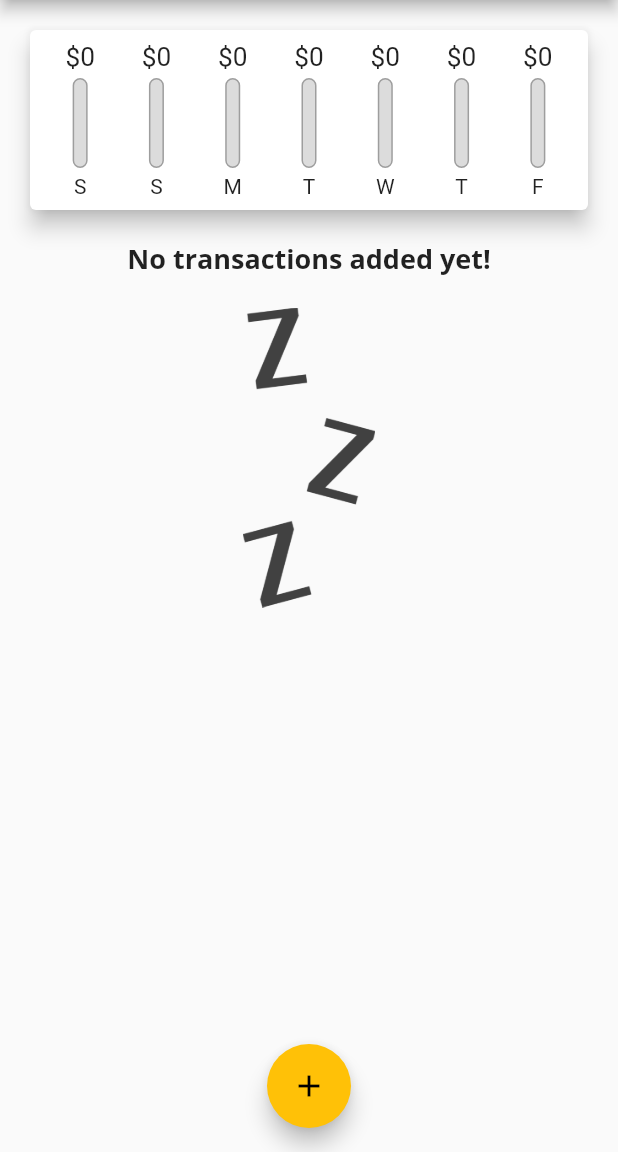
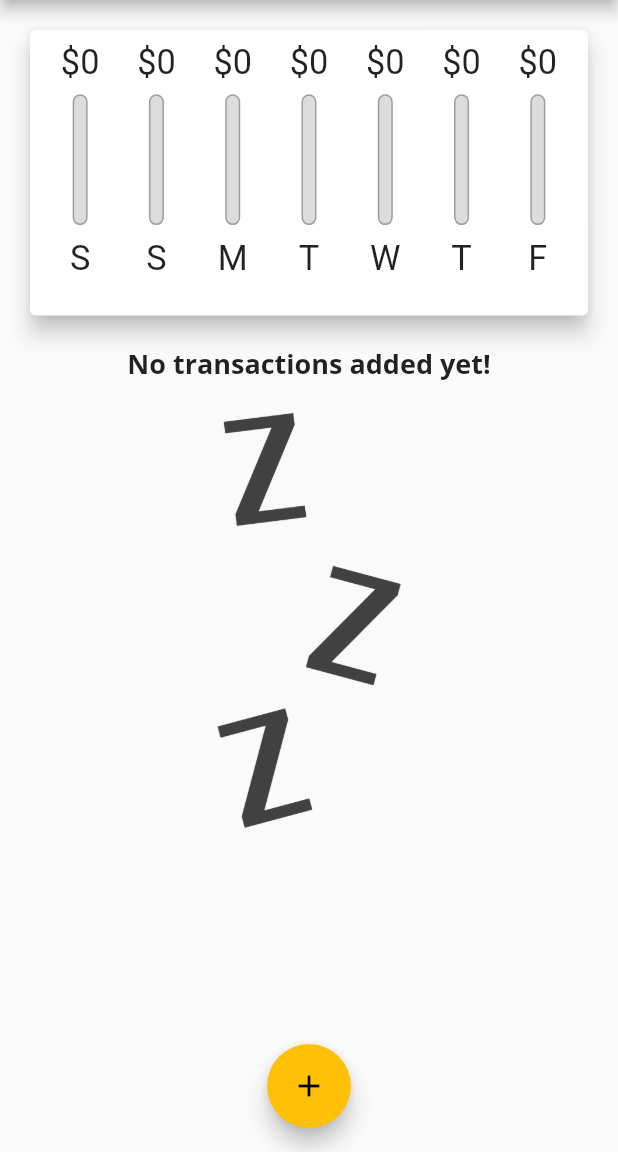
Before and after one commit to Tushar05Chavan/Expense-planner, a Flutter app: the screen it shows after launch, on a phone screen of 412 x 824 dp, the part 84-1236 px from its top. Run offline on Flutter 3.47's test engine with Material 2 defaults, Android fonts, the phone set to English and light mode, and no system bars.

Commit message:
Orientation & mediaQuery

```diff
--- a/lib/main.dart
+++ b/lib/main.dart
@@ -4,9 +4,12 @@ import 'package:expense_planner/widgets/new-transaction.dart';
 import 'package:expense_planner/widgets/transaction_list.dart';
 import 'package:expense_planner/widgets/user_transactions.dart';
 import 'package:flutter/material.dart';
+import 'package:flutter/services.dart';
 import 'package:intl/intl.dart';
 
 void main() {
+  // WidgetsFlutterBinding.ensureInitialized();
+  // SystemChrome.setPreferredOrientations([DeviceOrientation.portraitDown,DeviceOrientation.portraitUp]);
   runApp(const MyApp());
 }
 
@@ -60,6 +63,8 @@ class _MyHomePageState extends State<MyHomePage> {
     //     date: DateTime.now())
   ];
 
+  bool _showChart = false;
+
   List<Transaction> get _recentTransactions {
     return _userTransactions.where((tx) {
       return tx.date.isAfter(DateTime.now().subtract(Duration(days: 7)));
@@ -98,19 +103,64 @@ class _MyHomePageState extends State<MyHomePage> {
 
   @override
   Widget build(BuildContext context) {
+    final isLandscape =
+        MediaQuery.of(context).orientation == Orientation.landscape;
+    final appBar = AppBar(title: Text('Expense Planner'), actions: <Widget>[
+      IconButton(
+          onPressed: () => startAddNewTransaction(context),
+          icon: Icon(Icons.add))
+    ]);
+    final txListWidget = Container(
+                      height: (MediaQuery.of(context).size.height -
+                              appBar.preferredSize.height -
+                              MediaQuery.of(context).padding.top) *
+                          0.6,
+                      child: TransactionList(
+                          _userTransactions, _deleteTransaction));
     return Scaffold(
-      appBar: AppBar(title: Text('Expense Planner'), actions: <Widget>[
-        IconButton(
-            onPressed: () => startAddNewTransaction(context),
-            icon: Icon(Icons.add))
-      ]),
+      appBar: appBar,
       body: SingleChildScrollView(
-        child: Column(children: <Widget>[
-          Chart(
-            recentTransactions: _recentTransactions,
-          ),
-          TransactionList(_userTransactions, _deleteTransaction)
-        ]),
+        child: Column(
+            crossAxisAlignment: CrossAxisAlignment.stretch,
+            children: <Widget>[
+              if (isLandscape)
+                Row(
+                  mainAxisAlignment: MainAxisAlignment.center,
+                  children: [
+                    Text('Show Chart'),
+                    Switch(
+                        value: _showChart,
+                        onChanged: ((val) {
+                          setState(() {
+                            _showChart = val;
+                          });
+                        }))
+                  ],
+                ),
+               if (!isLandscape)
+               Container(
+                      height: (MediaQuery.of(context).size.height -
+                              appBar.preferredSize.height -
+                              MediaQuery.of(context).padding.top) *
+                          0.3,
+                      child: Chart(
+                        recentTransactions: _recentTransactions,
+                      ),
+                    ),
+                    if(!isLandscape) txListWidget,
+                    if(isLandscape)
+              _showChart
+                  ? Container(
+                      height: (MediaQuery.of(context).size.height -
+                              appBar.preferredSize.height -
+                              MediaQuery.of(context).padding.top) *
+                          0.7,
+                      child: Chart(
+                        recentTransactions: _recentTransactions,
+                      ),
+                    )
+                  : txListWidget
+            ]),
       ),
       floatingActionButtonLocation: FloatingActionButtonLocation.centerFloat,
       floatingActionButton:
--- a/lib/widgets/chart_bar.dart
+++ b/lib/widgets/chart_bar.dart
@@ -12,16 +12,19 @@ class ChartBar extends StatelessWidget {
 
   @override
   Widget build(BuildContext context) {
+    return LayoutBuilder(
+      builder: (ctx, constraint) {
         return Column(
           children: [
             Container(
-          height: 20,
-          child: FittedBox(child: Text('\$${spendingAmount.toStringAsFixed(0)}'))),
+                height: constraint.maxHeight * 0.15,
+                child: FittedBox(
+                    child: Text('\$${spendingAmount.toStringAsFixed(0)}'))),
             SizedBox(
-          height: 4,
+              height: constraint.maxHeight * 0.05,
             ),
             Container(
-          height: 60,
+              height: constraint.maxHeight * 0.5,
               width: 10,
               child: Stack(children: [
                 Container(
@@ -41,10 +44,14 @@ class ChartBar extends StatelessWidget {
               ]),
             ),
             SizedBox(
-          height: 4,
+              height: constraint.maxHeight * 0.05,
             ),
-        Text(label)
+            Container(
+                height: constraint.maxHeight * 0.15,
+                child: FittedBox(child: Text(label)))
           ],
+        );
+      },
     );
   }
 }
--- a/lib/widgets/transaction_list.dart
+++ b/lib/widgets/transaction_list.dart
@@ -13,10 +13,9 @@ class TransactionList extends StatelessWidget {
 
   @override
   Widget build(BuildContext context) {
-    return Container(
-      height: 450,
-      child: transactions.isEmpty
-          ? Column(
+    return transactions.isEmpty
+        ? LayoutBuilder(builder: (ctx, constraints) {
+          return Column(
             children: [
               Text(
                 'No transactions added yet!',
@@ -26,13 +25,15 @@ class TransactionList extends StatelessWidget {
                 height: 20,
               ),
               Container(
-                    height: 200,
+                  height: constraints.maxHeight * 0.6,
                   child: Image.asset(
                     'assets/images/waiting.png',
                     fit: BoxFit.cover,
                   ))
             ],
-            )
+          );
+        })
+
         : ListView.builder(
             itemBuilder: (context, index) {
               return Card(
@@ -54,8 +55,8 @@ class TransactionList extends StatelessWidget {
                     transactions[index].title,
                     style: Theme.of(context).textTheme.titleMedium,
                   ),
-                    subtitle: Text(
-                        DateFormat.yMMMd().format(transactions[index].date)),
+                  subtitle:
+                      Text(DateFormat.yMMMd().format(transactions[index].date)),
                   trailing: IconButton(
                       onPressed: () => deleteTx(transactions[index].id),
                       icon: Icon(Icons.delete),
@@ -67,7 +68,6 @@ class TransactionList extends StatelessWidget {
             // children: transactions.map((tx) {
 
             // }).toList(),
-            ),
           );
   }
 }
```
Lines whose indentation alone changed are shown as unchanged.
